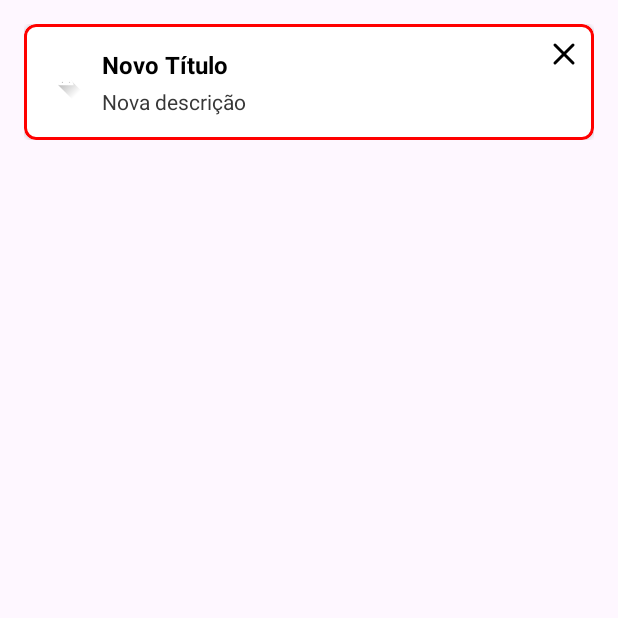
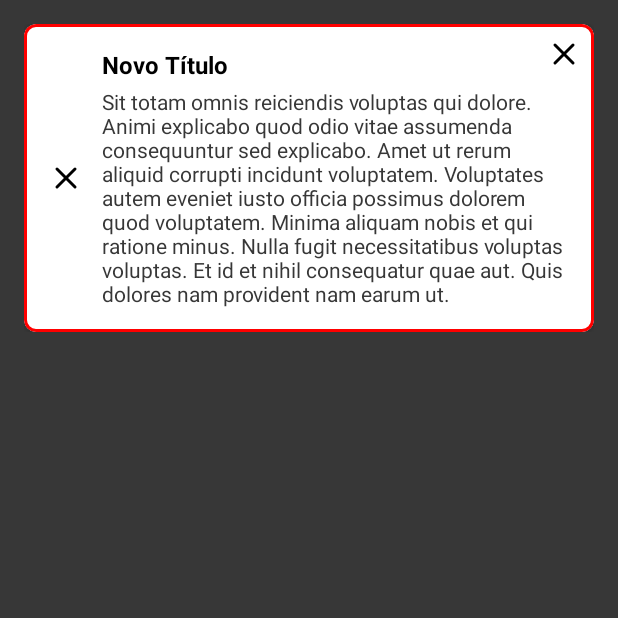
Before and after one commit to GuerraAna/CustomViewCookBook, an Android app: the screen it shows after launch (MainActivity), on a phone screen of 412 x 824 dp, the top half of it. Run offline under Robolectric (Android 15) with nearby library versions, the phone set to English and light mode, and no system bars.

Commit message:
refactor: improve BannerHighlightView custom view
Refactors the `BannerHighlightView` custom view and its implementation.

- Renames `BannerHighlight.kt` to `BannerHighlightView.kt` to follow standard naming conventions.
- Simplifies the custom view's API by using Kotlin properties (`icon`, `title`, `description`, `isError`) instead of multiple setter methods.
- Replaces manual attribute processing (`obtainStyledAttributes`) with the `withStyledAttributes` KTX extension for a more concise implementation.
- Introduces an `isError` boolean attribute to control the view's appearance (stroke color, icon, and close button visibility) for error states.
- Removes the `showCloseButton` and `strokeColor` attributes in favor of the `isError` state.
- Updates the layout `view_banner_highlight.xml` to use the new `isError` attribute and improves accessibility with `importantForAccessibility`.
- Modifies `MainActivity.kt` to use the new property-based API and lazy initialization for view binding.

```diff
--- a/app/src/main/java/com/example/customviewcookbook/MainActivity.kt
+++ b/app/src/main/java/com/example/customviewcookbook/MainActivity.kt
@@ -10,16 +10,15 @@ import androidx.core.view.ViewCompat
 import androidx.core.view.WindowInsetsCompat
 import com.example.customviewcookbook.databinding.ActivityMainBinding
 
-class MainActivity : AppCompatActivity() {
+internal class MainActivity : AppCompatActivity() {
 
-    private lateinit var binding: ActivityMainBinding
+    private val binding: ActivityMainBinding by lazy {
+        ActivityMainBinding.inflate(layoutInflater)
+    }
 
     override fun onCreate(savedInstanceState: Bundle?) {
         super.onCreate(savedInstanceState)
         enableEdgeToEdge()
-
-        // Infla o layout usando ViewBinding
-        binding = ActivityMainBinding.inflate(layoutInflater)
         setContentView(binding.root)
 
         ViewCompat.setOnApplyWindowInsetsListener(binding.main) { v, insets ->
@@ -28,18 +27,11 @@ class MainActivity : AppCompatActivity() {
             insets
         }
 
-        // Acessa a view através do binding
         val banner = binding.bannerHighlight
-        banner.setIcon(AppCompatResources.getDrawable(this, R.drawable.ic_launcher_foreground))
-        banner.setTitle("Novo Título")
-        banner.setDescription("Nova descrição")
-        banner.setStrokeColor(ContextCompat.getColor(this, R.color.red))
-
-        // Define listener para o botão de fechar
-        banner.setCloseButtonVisibility(true)
-        banner.onCloseClickListener = {
-            banner.visibility = View.GONE
-            // Ou remova a view: (banner.parent as? ViewGroup)?.removeView(banner)
-        }
+        banner.icon = AppCompatResources.getDrawable(this, R.drawable.ic_launcher_foreground)
+        banner.title = "Novo Título"
+        banner.description = "Sit totam omnis reiciendis voluptas qui dolore. Animi explicabo quod odio vitae assumenda consequuntur sed explicabo. Amet ut rerum aliquid corrupti incidunt voluptatem. Voluptates autem eveniet iusto officia possimus dolorem quod voluptatem. Minima aliquam nobis et qui ratione minus. Nulla fugit necessitatibus voluptas voluptas. Et id et nihil consequatur quae aut. Quis dolores nam provident nam earum ut."
+        banner.isError = true
+        banner.onCloseClickListener = { banner.visibility = View.GONE }
     }
 }
--- a/app/src/main/java/com/example/customviewcookbook/banner/BannerHighlight.kt
+++ /dev/null
@@ -1,111 +0,0 @@
-package com.example.customviewcookbook.banner
-
-import android.content.Context
-import android.content.res.TypedArray
-import android.graphics.drawable.Drawable
-import android.util.AttributeSet
-import android.view.LayoutInflater
-import android.widget.FrameLayout
-import androidx.annotation.ColorInt
-import androidx.core.content.ContextCompat
-import com.example.customviewcookbook.R
-import com.example.customviewcookbook.databinding.ViewBannerHighlightBinding
-import com.google.android.material.card.MaterialCardView
-
-class BannerHighlight @JvmOverloads constructor(
-    context: Context,
-    attrs: AttributeSet? = null,
-    defStyleAttr: Int = 0
-) : FrameLayout(context, attrs, defStyleAttr) {
-
-    // Infla o layout usando ViewBinding
-    private val binding: ViewBannerHighlightBinding =
-        ViewBannerHighlightBinding.inflate(LayoutInflater.from(context), this, true)
-
-    // Listener para o botão de fechar
-    var onCloseClickListener: (() -> Unit)? = null
-
-    init {
-        // Processa atributos customizados
-        attrs?.let { processAttributes(it, defStyleAttr) }
-
-        // Configura listener do botão de fechar
-        binding.closeButton.setOnClickListener { onCloseClickListener?.invoke() }
-    }
-
-    private fun processAttributes(attrs: AttributeSet, defStyleAttr: Int) {
-        val typedArray: TypedArray = context.obtainStyledAttributes(
-            attrs,
-            R.styleable.BannerHighlight,
-            defStyleAttr,
-            0
-        )
-
-        try {
-            // Cor da borda
-            val strokeColor = typedArray.getColor(
-                    R.styleable.BannerHighlight_strokeColor,
-                    ContextCompat.getColor(context, R.color.red)
-            )
-            setStrokeColor(strokeColor)
-
-            // Ícone
-            val iconDrawable = typedArray.getDrawable(R.styleable.BannerHighlight_icon)
-            setIcon(iconDrawable)
-
-            // Textos
-            val title = typedArray.getString(R.styleable.BannerHighlight_title)
-            val description = typedArray.getString(R.styleable.BannerHighlight_description)
-            setTitle(title)
-            setDescription(description)
-
-            // Botão de fechar
-            val showClose = typedArray.getBoolean(
-                    R.styleable.BannerHighlight_showCloseButton,
-                    true
-            )
-            setCloseButtonVisibility(showClose)
-        } finally {
-            typedArray.recycle()
-        }
-    }
-
-    // Métodos públicos para configurar a view programaticamente
-    /**
-     *
-     */
-    fun setTitle(title: String?) {
-        binding.title.text = title
-        binding.title.visibility = if (title.isNullOrEmpty()) GONE else VISIBLE
-    }
-
-    /**
-     *
-     */
-    fun setDescription(description: String?) {
-        binding.description.text = description
-        binding.description.visibility = if (description.isNullOrEmpty()) GONE else VISIBLE
-    }
-
-    /**
-     *
-     */
-    fun setIcon(drawable: Drawable?) {
-        binding.icon.setImageDrawable(drawable)
-        binding.icon.visibility = if (drawable != null) VISIBLE else GONE
-    }
-
-    /**
-     *
-     */
-    fun setStrokeColor(@ColorInt color: Int) {
-        binding.cardContainer.strokeColor = color
-    }
-
-    /**
-     *
-     */
-    fun setCloseButtonVisibility(visible: Boolean) {
-        binding.closeButton.visibility = if (visible) VISIBLE else GONE
-    }
-}
--- /dev/null
+++ b/app/src/main/java/com/example/customviewcookbook/banner/BannerHighlightView.kt
@@ -0,0 +1,145 @@
+package com.example.customviewcookbook.banner
+
+import android.content.Context
+import android.content.res.TypedArray
+import android.graphics.drawable.Drawable
+import android.util.AttributeSet
+import android.view.LayoutInflater
+import android.widget.FrameLayout
+import androidx.annotation.ColorInt
+import androidx.appcompat.content.res.AppCompatResources
+import androidx.core.content.ContextCompat
+import androidx.core.content.withStyledAttributes
+import androidx.core.view.isVisible
+import com.example.customviewcookbook.R
+import com.example.customviewcookbook.databinding.ViewBannerHighlightBinding
+
+/**
+ *
+ */
+class BannerHighlightView @JvmOverloads constructor(
+    context: Context,
+    attrs: AttributeSet? = null,
+    defStyleAttr: Int = 0,
+    defStyleRes: Int = 0
+) : FrameLayout(context, attrs, defStyleAttr) {
+
+    // Infla o layout usando ViewBinding
+    private val binding: ViewBannerHighlightBinding =
+        ViewBannerHighlightBinding.inflate(
+                /* inflater = */ LayoutInflater.from(context),
+                /* parent = */ this,
+                /* attachToParent = */ true
+        )
+
+    /**
+     *
+     */
+    var icon: Drawable? = AppCompatResources.getDrawable(context, R.drawable.ic_launcher_foreground)
+        set(value) {
+            field = value
+            updateIcon(value)
+        }
+
+    /**
+     *
+     */
+    var title: String? = context.getString(R.string.banner_title_test)
+        set(value) {
+            field = value
+            updateTile()
+        }
+
+    /**
+     *
+     */
+    var description: String? = context.getString(R.string.banner_description_test)
+        set(value) {
+            field = value
+            updateDescription()
+        }
+
+    /**
+     *
+     */
+    var isError: Boolean? = null
+        set(value) {
+            field = value
+            updateErrorState()
+        }
+
+    /**
+     *
+     */
+    var onCloseClickListener: (() -> Unit)? = null
+
+    init {
+        binding.closeButton.setOnClickListener { onCloseClickListener?.invoke() }
+        initializeArguments(attrs, defStyleAttr, defStyleRes)
+    }
+
+    private fun initializeArguments(
+        attrs: AttributeSet?,
+        defStyleAttr: Int,
+        defStyleRes: Int
+    ) {
+        context.withStyledAttributes(
+                attrs,
+                R.styleable.BannerHighlight,
+                defStyleAttr,
+                defStyleRes
+        ) {
+            val banner = this@BannerHighlightView
+
+            banner.icon = getDrawable(
+                    R.styleable.BannerHighlight_icon
+            ) ?: banner.icon
+
+            banner.title = getString(
+                    R.styleable.BannerHighlight_title
+            ) ?: banner.title
+
+            banner.description = getString(
+                    R.styleable.BannerHighlight_description
+            ) ?: banner.description
+
+            banner.isError = banner.isError?.let {
+                getBoolean(
+                        R.styleable.BannerHighlight_isError,
+                        it
+                )
+            }
+        }
+    }
+
+    private fun updateTile() {
+        binding.title.text = title
+        binding.title.contentDescription = title
+    }
+
+    private fun updateDescription() {
+        binding.description.text = description
+        binding.description.contentDescription = description
+    }
+
+    private fun updateIcon(drawable: Drawable?) {
+        binding.icon.setImageDrawable(drawable)
+    }
+
+    private fun updateErrorState() {
+        if (isError == true) {
+            binding.cardContainer.strokeColor = ContextCompat.getColor(context, R.color.red)
+            binding.icon.setImageDrawable(
+                    AppCompatResources.getDrawable(
+                            context,
+                            R.drawable.ic_close
+                    )
+            )
+            binding.closeButton.isVisible = true
+        } else {
+            binding.cardContainer.strokeColor = ContextCompat.getColor(context, R.color.white)
+            binding.icon.setImageDrawable(icon)
+            binding.closeButton.isVisible = false
+        }
+    }
+}
--- a/app/src/main/res/layout/activity_main.xml
+++ b/app/src/main/res/layout/activity_main.xml
@@ -6,9 +6,10 @@
 	android:id="@+id/main"
 	android:layout_width="match_parent"
 	android:layout_height="match_parent"
+	android:background="@color/gray"
 	tools:context=".MainActivity">
 
-	<com.example.customviewcookbook.banner.BannerHighlight
+	<com.example.customviewcookbook.banner.BannerHighlightView
 		android:id="@+id/bannerHighlight"
 		android:layout_width="match_parent"
 		android:layout_height="wrap_content"
@@ -18,8 +19,7 @@
 		app:layout_constraintTop_toTopOf="parent"
 		tools:description="Descrição detalhada do banner highlight"
 		tools:icon="@android:drawable/ic_dialog_info"
-		tools:showCloseButton="true"
-		tools:strokeColor="@color/red"
+		tools:isError="false"
 		tools:title="Título do Banner" />
 
 </androidx.constraintlayout.widget.ConstraintLayout>
--- a/app/src/main/res/layout/view_banner_highlight.xml
+++ b/app/src/main/res/layout/view_banner_highlight.xml
@@ -28,10 +28,9 @@
 				android:layout_height="24dp"
 				android:layout_gravity="center_vertical"
 				android:layout_marginEnd="12dp"
-				android:contentDescription="ícone destaque"
+				android:importantForAccessibility="yes"
 				android:scaleType="centerInside"
-				android:visibility="visible"
-				tools:srcCompat="@android:drawable/ic_dialog_info"
+				tools:srcCompat="@drawable/ic_close"
 				tools:tint="@color/red" />
 
 			<androidx.appcompat.widget.LinearLayoutCompat
@@ -44,7 +43,8 @@
 					android:id="@+id/title"
 					android:layout_width="match_parent"
 					android:layout_height="wrap_content"
-					android:textColor="@color/title"
+					android:importantForAccessibility="yes"
+					android:textColor="@color/black"
 					android:textSize="16sp"
 					android:textStyle="bold"
 					tools:text="Título do Banner" />
@@ -54,9 +54,10 @@
 					android:layout_width="match_parent"
 					android:layout_height="wrap_content"
 					android:layout_marginTop="4dp"
-					android:textColor="@color/subtitle"
+					android:importantForAccessibility="yes"
+					android:textColor="@color/gray"
 					android:textSize="14sp"
-					tools:text="Descrição detalhada do banner highlight" />
+					tools:text="Dolores perferendis laboriosam deleniti est illo rerum alias. Facere voluptate dolorum eum ut itaque repudiandae. Atque nam aut totam. Consequatur tempora sit autem rem id qui iusto. Qui ut nostrum voluptas quis." />
 
 			</androidx.appcompat.widget.LinearLayoutCompat>
 		</androidx.appcompat.widget.LinearLayoutCompat>
@@ -67,10 +68,10 @@
 			android:layout_height="40dp"
 			android:layout_gravity="end"
 			android:background="?attr/selectableItemBackgroundBorderless"
-			android:contentDescription="close_banner"
 			android:drawableStart="@drawable/ic_close"
 			android:drawablePadding="0dp"
 			android:gravity="center"
+			android:importantForAccessibility="yes"
 			android:includeFontPadding="false"
 			android:padding="8dp"
 			android:text=""
--- a/app/src/main/res/values/attrs.xml
+++ b/app/src/main/res/values/attrs.xml
@@ -4,7 +4,6 @@
 		<attr name="icon" format="reference" />
 		<attr name="title" format="string" />
 		<attr name="description" format="string" />
-		<attr name="showCloseButton" format="boolean" />
-		<attr name="strokeColor" format="color" />
+		<attr name="isError" format="boolean" />
 	</declare-styleable>
 </resources>
--- a/app/src/main/res/values/colors.xml
+++ b/app/src/main/res/values/colors.xml
@@ -1,7 +1,7 @@
 <?xml version="1.0" encoding="utf-8"?>
 <resources>
-	<color name="title">#FF000000</color>
-	<color name="subtitle">#373737</color>
+	<color name="black">#FF000000</color>
+	<color name="gray">#373737</color>
 	<color name="white">#FFFFFFFF</color>
 	<color name="red">#FF0000</color>
 </resources>
--- a/app/src/main/res/values/strings.xml
+++ b/app/src/main/res/values/strings.xml
@@ -1,3 +1,5 @@
 <resources>
 	<string name="app_name">CustomViewCookBook</string>
+	<string name="banner_title_test">Título do Banner</string>
+	<string name="banner_description_test">Dolores perferendis laboriosam deleniti est illo rerum alias. Facere voluptate dolorum eum ut itaque repudiandae. Atque nam aut totam. Consequatur tempora sit autem rem id qui iusto. Qui ut nostrum voluptas quis.</string>
 </resources>
```
